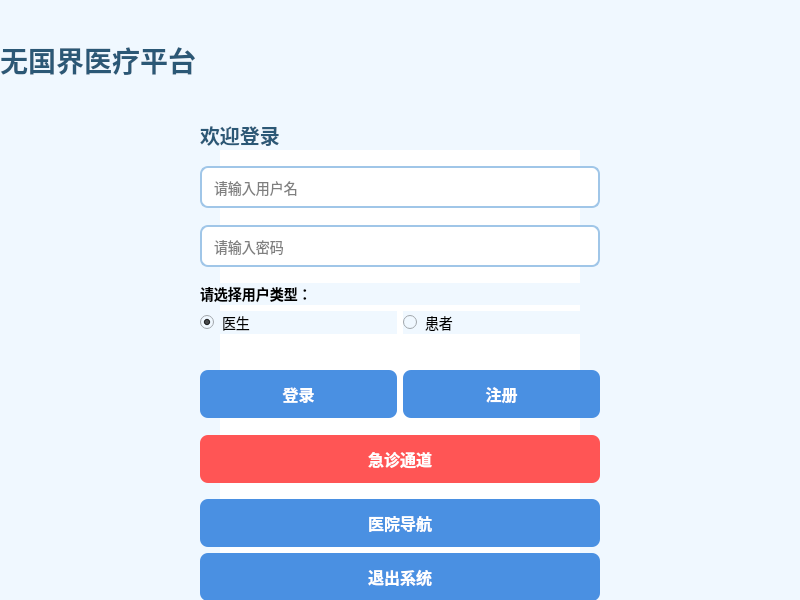
Before: the Qt Designer form medical_client/widget.ui in Gray7118/SMS-Smart_Medical_System, drawn with Qt 5.
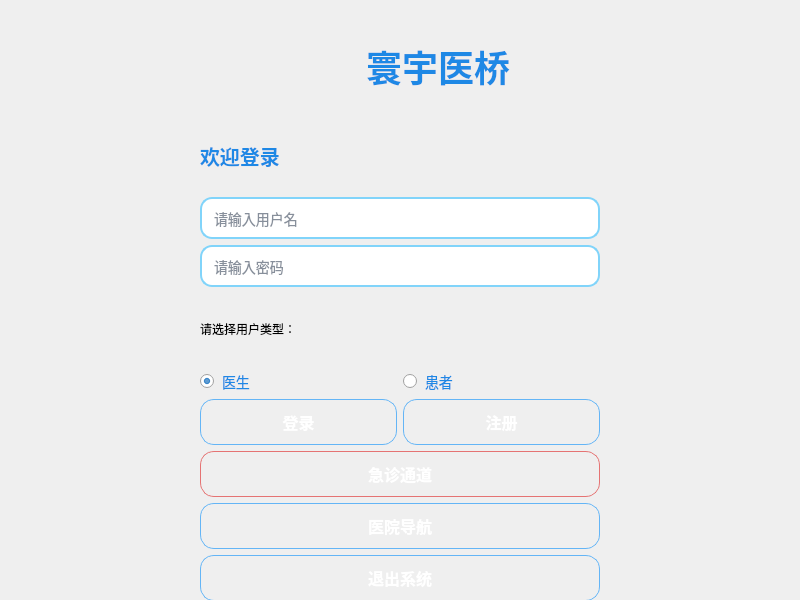
After: the same form once the commit is applied. Icons and pictures are not drawn.

The edit to the form file:
```diff
--- a/medical_client/widget.ui
+++ b/medical_client/widget.ui
@@ -21,59 +21,85 @@
   </property>
   <property name="styleSheet">
    <string notr="true">
-    /* 主窗口样式 */
-    QWidget {
-        background-color: #f0f8ff; /* 浅蓝色背景 */
-        font-family: 'Microsoft YaHei';
+    /* 主窗口渐变背景 */
+    QWidget#Widget {
+        background-color: qlineargradient(
+            x1:0, y1:0, x2:0, y2:1,
+            stop:0 #d0f0ff,
+            stop:1 #ffffff
+        );
     }
 
     /* 标题样式 */
     #titleLabel {
-        color: #2b5876;
-        font-size: 28px;
+        color: #1e88e5;
+        font-size: 36px;
+        font-weight: bold;
+        text-shadow: 1px 1px 3px #81d4fa;
+    }
+
+    /* 欢迎标签 */
+    #welcomeLabel {
+        color: #1e88e5;
+        font-size: 20px;
         font-weight: bold;
         qproperty-alignment: AlignCenter;
     }
 
     /* 输入框样式 */
     QLineEdit {
-        border: 2px solid #a0c6e8;
-        border-radius: 8px;
+        border: 2px solid #81d4fa;
+        border-radius: 12px;
         padding: 10px;
         font-size: 14px;
-        background-color: white;
-        min-width: 250px;
+        background-color: #ffffff;
+        color: #0f1f38;
+        selection-background-color: #4fc3f7;
+        selection-color: #ffffff;
     }
-
     QLineEdit:focus {
         border: 2px solid #4a90e2;
     }
 
-    /* 按钮样式 */
+    /* 按钮高级渐变科技风 */
     QPushButton {
-        background-color: #4a90e2;
-        color: white;
-        border: none;
-        border-radius: 8px;
-        padding: 12px 24px;
+        border-radius: 14px;
+        border: 1px solid #64b5f6;
+        color: #ffffff;
+        font-weight: bold;
         font-size: 16px;
-        font-weight: bold;
-        min-width: 120px;
+        padding: 10px 20px;
+        background-color: qlineargradient(
+            x1:0, y1:0, x2:0, y2:1,
+            stop:0 #6ec6ff,
+            stop:1 #1e88e5
+        );
     }
-
     QPushButton:hover {
         background-color: #3a7bc8;
     }
-
     QPushButton:pressed {
-        background-color: #2c6bb6;
+        background-color: qlineargradient(
+            x1:0, y1:0, x2:0, y2:1,
+            stop:0 #1e88e5,
+            stop:1 #1565c0
+        );
+    }
+    QPushButton {
+        text-shadow: 1px 1px 2px rgba(0,0,0,0.2);
     }
 
-    /* 急诊按钮特殊样式 */
+    /* 急诊按钮 */
     #emergencyButton {
-        background-color: #ff5555;
+        border-radius: 14px;
+        border: 1px solid #e57373;
+        color: #ffffff;
+        background-color: qlineargradient(
+            x1:0, y1:0, x2:0, y2:1,
+            stop:0 #ff7f7f,
+            stop:1 #e53935
+        );
     }
-
     #emergencyButton:hover {
         background-color: #e64545;
     }
@@ -82,31 +108,19 @@
     QRadioButton {
         font-size: 14px;
         spacing: 8px;
+        color: #1e88e5;
     }
 
     /* 表单容器样式 */
     #formContainer {
-        background-color: white;
-        border-radius: 12px;
-        padding: 30px;
+        background-color: transparent;
+        border-radius: 18px;
+        padding: 20px;
         margin: 20px;
-        box-shadow: 0 4px 8px rgba(0,0,0,0.1);
+        border: 1px solid transparent;
     }
    </string>
   </property>
-  <widget class="QLabel" name="titleLabel">
-   <property name="geometry">
-    <rect>
-     <x>0</x>
-     <y>30</y>
-     <width>800</width>
-     <height>60</height>
-    </rect>
-   </property>
-   <property name="text">
-    <string>无国界医疗平台</string>
-   </property>
-  </widget>
   <widget class="QWidget" name="formContainer" native="true">
    <property name="geometry">
     <rect>
@@ -119,32 +133,11 @@
    <layout class="QVBoxLayout" name="verticalLayout">
     <item>
      <widget class="QLabel" name="welcomeLabel">
-      <property name="styleSheet">
-       <string notr="true">
-        font-size: 20px;
-        font-weight: bold;
-        color: #2b5876;
-        qproperty-alignment: AlignCenter;
-       </string>
-      </property>
       <property name="text">
        <string>欢迎登录</string>
       </property>
      </widget>
     </item>
-    <item>
-     <spacer name="verticalSpacer_1">
-      <property name="orientation">
-       <enum>Qt::Vertical</enum>
-      </property>
-      <property name="sizeHint" stdset="0">
-       <size>
-        <width>20</width>
-        <height>20</height>
-       </size>
-      </property>
-     </spacer>
-    </item>
     <item>
      <widget class="QLineEdit" name="usernameLineEdit">
       <property name="placeholderText">
@@ -152,19 +145,6 @@
       </property>
      </widget>
     </item>
-    <item>
-     <spacer name="verticalSpacer_2">
-      <property name="orientation">
-       <enum>Qt::Vertical</enum>
-      </property>
-      <property name="sizeHint" stdset="0">
-       <size>
-        <width>20</width>
-        <height>20</height>
-       </size>
-      </property>
-     </spacer>
-    </item>
     <item>
      <widget class="QLineEdit" name="passwordLineEdit">
       <property name="echoMode">
@@ -175,27 +155,8 @@
       </property>
      </widget>
     </item>
-    <item>
-     <spacer name="verticalSpacer_3">
-      <property name="orientation">
-       <enum>Qt::Vertical</enum>
-      </property>
-      <property name="sizeHint" stdset="0">
-       <size>
-        <width>20</width>
-        <height>20</height>
-       </size>
-      </property>
-     </spacer>
-    </item>
     <item>
      <widget class="QLabel" name="roleLabel">
-      <property name="styleSheet">
-       <string notr="true">
-        font-size: 14px;
-        font-weight: bold;
-       </string>
-      </property>
       <property name="text">
        <string>请选择用户类型：</string>
       </property>
@@ -222,19 +183,6 @@
       </item>
      </layout>
     </item>
-    <item>
-     <spacer name="verticalSpacer_4">
-      <property name="orientation">
-       <enum>Qt::Vertical</enum>
-      </property>
-      <property name="sizeHint" stdset="0">
-       <size>
-        <width>20</width>
-        <height>40</height>
-       </size>
-      </property>
-     </spacer>
-    </item>
     <item>
      <layout class="QHBoxLayout" name="buttonLayout">
       <item>
@@ -253,42 +201,13 @@
       </item>
      </layout>
     </item>
-    <item>
-     <spacer name="verticalSpacer_5">
-      <property name="orientation">
-       <enum>Qt::Vertical</enum>
-      </property>
-      <property name="sizeHint" stdset="0">
-       <size>
-        <width>20</width>
-        <height>20</height>
-       </size>
-      </property>
-     </spacer>
-    </item>
     <item>
      <widget class="QPushButton" name="emergencyButton">
-      <property name="styleSheet">
-       <string notr="true">#emergencyButton</string>
-      </property>
       <property name="text">
        <string>急诊通道</string>
       </property>
      </widget>
     </item>
-    <item>
-     <spacer name="verticalSpacer_6">
-      <property name="orientation">
-       <enum>Qt::Vertical</enum>
-      </property>
-      <property name="sizeHint" stdset="0">
-       <size>
-        <width>20</width>
-        <height>20</height>
-       </size>
-      </property>
-     </spacer>
-    </item>
     <item>
      <widget class="QPushButton" name="pushButton_navigation">
       <property name="text">
@@ -305,6 +224,59 @@
     </item>
    </layout>
   </widget>
+  <widget class="QWidget" name="">
+   <property name="geometry">
+    <rect>
+     <x>270</x>
+     <y>20</y>
+     <width>243</width>
+     <height>92</height>
+    </rect>
+   </property>
+   <layout class="QHBoxLayout" name="horizontalLayout_2">
+    <item>
+     <widget class="QLabel" name="logoLabel">
+      <property name="minimumSize">
+       <size>
+        <width>90</width>
+        <height>90</height>
+       </size>
+      </property>
+      <property name="maximumSize">
+       <size>
+        <width>90</width>
+        <height>90</height>
+       </size>
+      </property>
+      <property name="pixmap">
+       <pixmap>logo.png</pixmap>
+      </property>
+      <property name="scaledContents">
+       <bool>true</bool>
+      </property>
+      <property name="alignment">
+       <set>Qt::AlignCenter</set>
+      </property>
+     </widget>
+    </item>
+    <item>
+     <widget class="QLabel" name="titleLabel">
+      <property name="sizePolicy">
+       <sizepolicy hsizetype="Expanding" vsizetype="Preferred">
+        <horstretch>0</horstretch>
+        <verstretch>0</verstretch>
+       </sizepolicy>
+      </property>
+      <property name="text">
+       <string>寰宇医桥</string>
+      </property>
+      <property name="alignment">
+       <set>Qt::AlignLeading|Qt::AlignLeft|Qt::AlignVCenter</set>
+      </property>
+     </widget>
+    </item>
+   </layout>
+  </widget>
  </widget>
  <resources/>
  <connections/>
```
Left out of the diff: 23 changed lines with no effect on the pictures.
